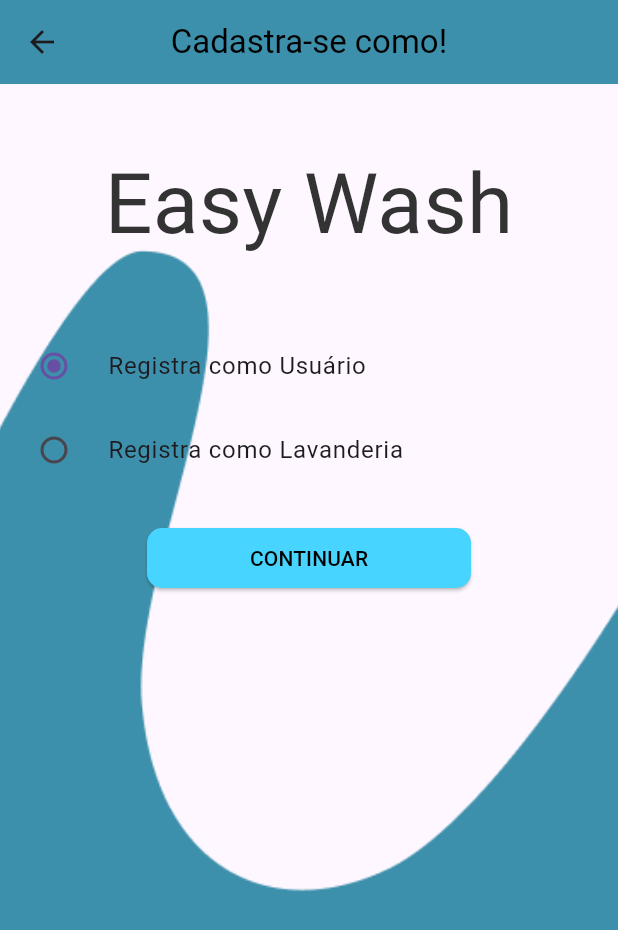
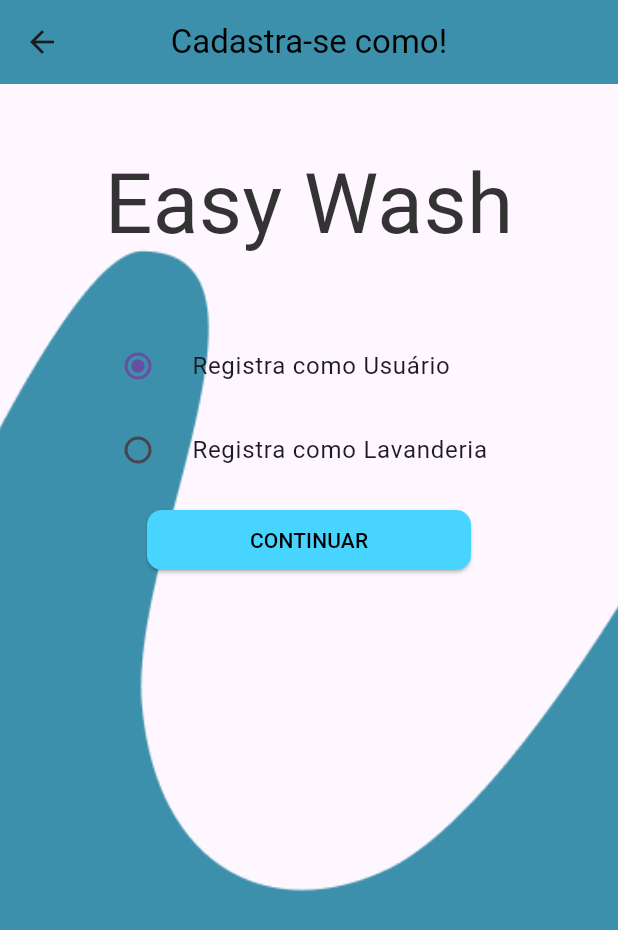
Before and after one commit to chclxds/easywash, a Flutter app: the RegistroPage screen opened directly, on a phone screen of 412 x 824 dp. Shown: the top 930 px of the screen. Run offline on Flutter 3.47's test engine with Material 2 defaults, Android fonts, the light colour scheme and no system bars; our stand-ins replace shared_preferences; accounts and stored records are empty; Roboto replaces fonts that are missing (Ubuntu).

Commit message:
RadioButtom Center

```diff
--- a/lib/registropage.dart
+++ b/lib/registropage.dart
@@ -43,8 +43,9 @@ class _RegistroPageState extends State<RegistroPage> {
               ),
             ),
           ),
-          Container(
-            alignment: Alignment.center,
+          SizedBox(
+            width: 300,
+            height: 100,
             child: ListView(shrinkWrap: true, children: [
               RadioListTile(
                   value: 1,
```
